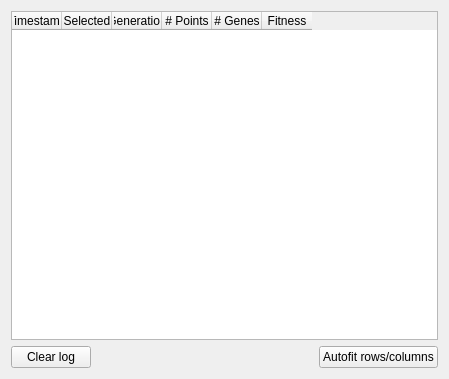
Old version of the form logviewerform.ui in the repository superkartoffel/evo-cubist.
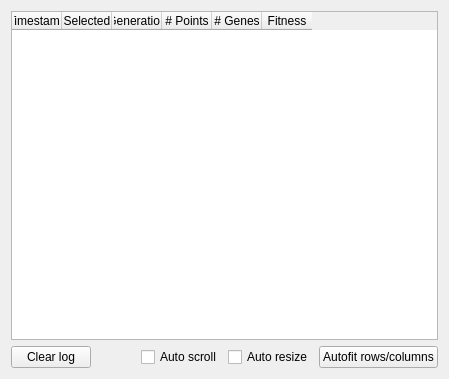
New version of the form.

What changed in the file:
```diff
--- a/logviewerform.ui
+++ b/logviewerform.ui
@@ -124,6 +124,20 @@
        </property>
       </spacer>
      </item>
+     <item>
+      <widget class="QCheckBox" name="autoScrollCheckBox">
+       <property name="text">
+        <string>Auto scroll</string>
+       </property>
+      </widget>
+     </item>
+     <item>
+      <widget class="QCheckBox" name="autoResizeCheckBox">
+       <property name="text">
+        <string>Auto resize</string>
+       </property>
+      </widget>
+     </item>
      <item>
       <widget class="QPushButton" name="autofitPushButton">
        <property name="text">
```
